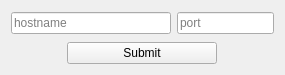
Above: uiFiles/socket.ui from ghorik78/serverGui before the change. Below: the same form after it.
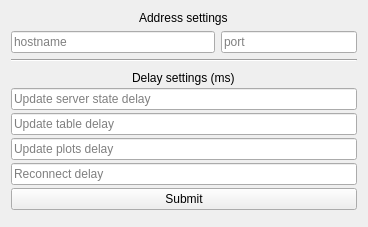
That is the form after the change.

```diff
--- a/uiFiles/socket.ui
+++ b/uiFiles/socket.ui
@@ -6,82 +6,103 @@
    <rect>
     <x>0</x>
     <y>0</y>
-    <width>285</width>
-    <height>75</height>
+    <width>368</width>
+    <height>227</height>
    </rect>
   </property>
   <property name="windowTitle">
    <string>Form</string>
   </property>
   <layout class="QVBoxLayout" name="verticalLayout_2">
-   <item>
-    <layout class="QVBoxLayout" name="verticalLayout">
-     <property name="bottomMargin">
-      <number>0</number>
-     </property>
-     <item>
-      <widget class="QFrame" name="horizontalFrame">
-       <property name="sizePolicy">
-        <sizepolicy hsizetype="Expanding" vsizetype="Expanding">
-         <horstretch>0</horstretch>
-         <verstretch>0</verstretch>
-        </sizepolicy>
-       </property>
-       <layout class="QHBoxLayout" name="horizontalLayout">
-        <property name="leftMargin">
-         <number>0</number>
-        </property>
-        <property name="topMargin">
-         <number>0</number>
-        </property>
-        <property name="rightMargin">
-         <number>0</number>
-        </property>
-        <property name="bottomMargin">
-         <number>0</number>
-        </property>
         <item alignment="Qt::AlignHCenter">
+    <widget class="QLabel" name="label">
+     <property name="text">
+      <string>Address settings</string>
+     </property>
+    </widget>
+   </item>
+   <item>
+    <layout class="QGridLayout" name="gridLayout_2">
+     <property name="bottomMargin">
+      <number>0</number>
+     </property>
+     <item row="0" column="0">
          <widget class="QLineEdit" name="hostnameLineEdit">
           <property name="sizePolicy">
-           <sizepolicy hsizetype="Minimum" vsizetype="Fixed">
-            <horstretch>0</horstretch>
+        <sizepolicy hsizetype="Expanding" vsizetype="Fixed">
+         <horstretch>3</horstretch>
             <verstretch>0</verstretch>
            </sizepolicy>
           </property>
-          <property name="minimumSize">
-           <size>
-            <width>160</width>
-            <height>0</height>
-           </size>
-          </property>
           <property name="placeholderText">
            <string>hostname</string>
           </property>
          </widget>
         </item>
-        <item alignment="Qt::AlignHCenter">
+     <item row="0" column="1">
          <widget class="QLineEdit" name="portLineEdit">
           <property name="sizePolicy">
-           <sizepolicy hsizetype="Minimum" vsizetype="Fixed">
-            <horstretch>0</horstretch>
+        <sizepolicy hsizetype="Expanding" vsizetype="Fixed">
+         <horstretch>2</horstretch>
             <verstretch>0</verstretch>
            </sizepolicy>
           </property>
-          <property name="minimumSize">
-           <size>
-            <width>80</width>
-            <height>0</height>
-           </size>
-          </property>
           <property name="placeholderText">
            <string>port</string>
           </property>
          </widget>
         </item>
        </layout>
-      </widget>
-     </item>
-     <item alignment="Qt::AlignHCenter">
+   </item>
+   <item>
+    <widget class="Line" name="line">
+     <property name="orientation">
+      <enum>Qt::Horizontal</enum>
+     </property>
+    </widget>
+   </item>
+   <item>
+    <widget class="QFrame" name="gridFrame">
+     <property name="sizePolicy">
+      <sizepolicy hsizetype="Preferred" vsizetype="Preferred">
+       <horstretch>0</horstretch>
+       <verstretch>2</verstretch>
+      </sizepolicy>
+     </property>
+     <layout class="QGridLayout" name="gridLayout">
+      <property name="leftMargin">
+       <number>0</number>
+      </property>
+      <property name="topMargin">
+       <number>0</number>
+      </property>
+      <property name="rightMargin">
+       <number>0</number>
+      </property>
+      <property name="bottomMargin">
+       <number>0</number>
+      </property>
+      <property name="spacing">
+       <number>0</number>
+      </property>
+      <item row="1" column="1">
+       <widget class="QLineEdit" name="stateDelayLineEdit">
+        <property name="text">
+         <string/>
+        </property>
+        <property name="placeholderText">
+         <string>Update server state delay</string>
+        </property>
+       </widget>
+      </item>
+      <item row="3" column="1">
+       <widget class="QLineEdit" name="plotDelayLineEdit">
+        <property name="placeholderText">
+         <string>Update plots delay</string>
+        </property>
+       </widget>
+      </item>
+      <item row="5" column="1">
       <widget class="QPushButton" name="submitButton">
        <property name="minimumSize">
         <size>
@@ -94,7 +115,35 @@
        </property>
       </widget>
      </item>
-    </layout>
+      <item row="0" column="1" alignment="Qt::AlignHCenter">
+       <widget class="QLabel" name="label_2">
+        <property name="sizePolicy">
+         <sizepolicy hsizetype="Maximum" vsizetype="Maximum">
+          <horstretch>0</horstretch>
+          <verstretch>0</verstretch>
+         </sizepolicy>
+        </property>
+        <property name="text">
+         <string>Delay settings (ms)</string>
+        </property>
+       </widget>
+      </item>
+      <item row="2" column="1">
+       <widget class="QLineEdit" name="tableDelayLineEdit">
+        <property name="placeholderText">
+         <string>Update table delay </string>
+        </property>
+       </widget>
+      </item>
+      <item row="4" column="1">
+       <widget class="QLineEdit" name="reconnectDelayLineEdit">
+        <property name="placeholderText">
+         <string>Reconnect delay</string>
+        </property>
+       </widget>
+      </item>
+     </layout>
+    </widget>
    </item>
   </layout>
  </widget>
```
Lines whose indentation alone changed are shown as unchanged.
